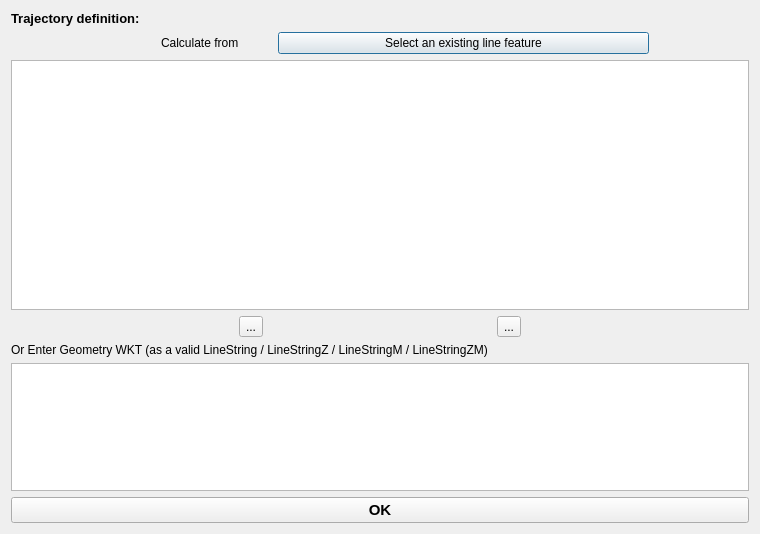
MetOffice/qgis-plugin-edr, file edr_plugin/gui/ui/query_trajectory.ui: the form before one commit.
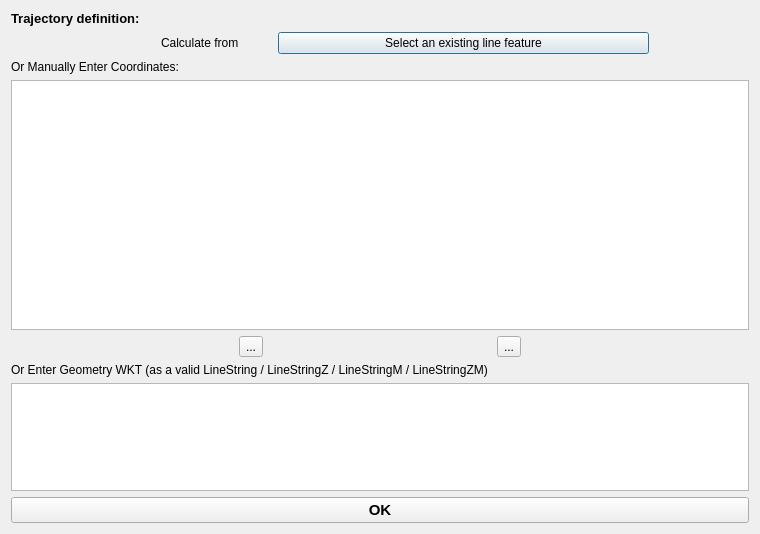
The form after the commit.

Commit message: add missing label

```diff
--- a/edr_plugin/gui/ui/query_trajectory.ui
+++ b/edr_plugin/gui/ui/query_trajectory.ui
@@ -58,6 +58,13 @@
      </item>
     </layout>
    </item>
+   <item>
+    <widget class="QLabel" name="label_3">
+     <property name="text">
+      <string>Or Manually Enter Coordinates:</string>
+     </property>
+    </widget>
+   </item>
    <item>
     <widget class="QTableWidget" name="linestring_tw">
      <property name="minimumSize">
```
The commit also changes 1 other file.
